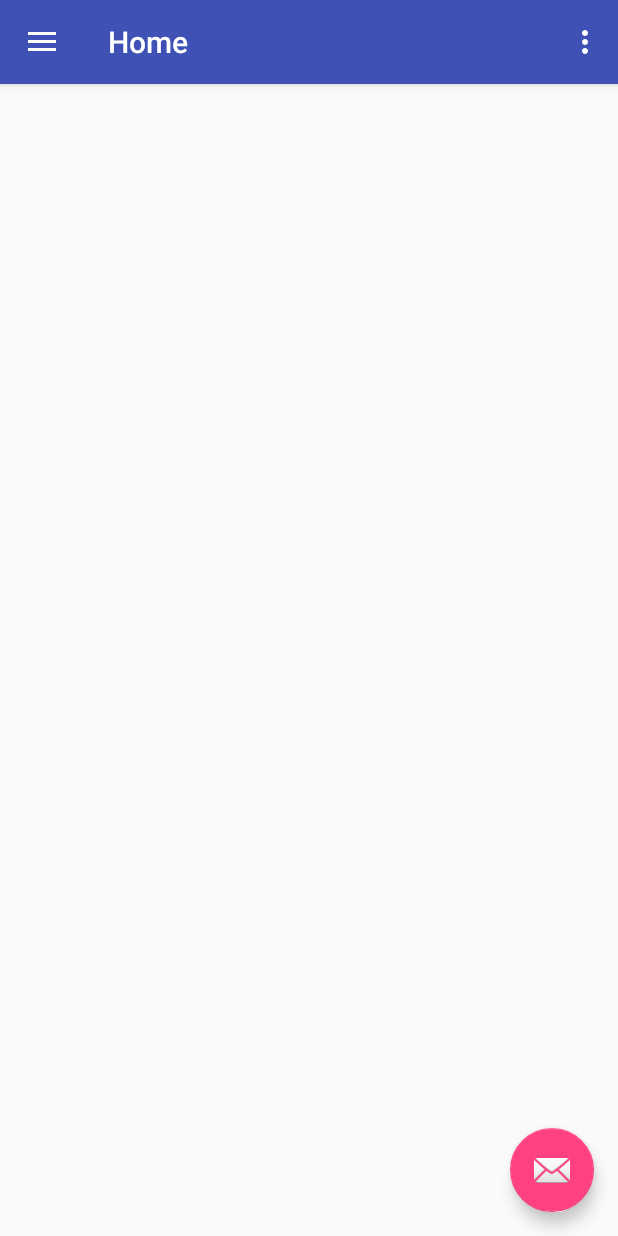
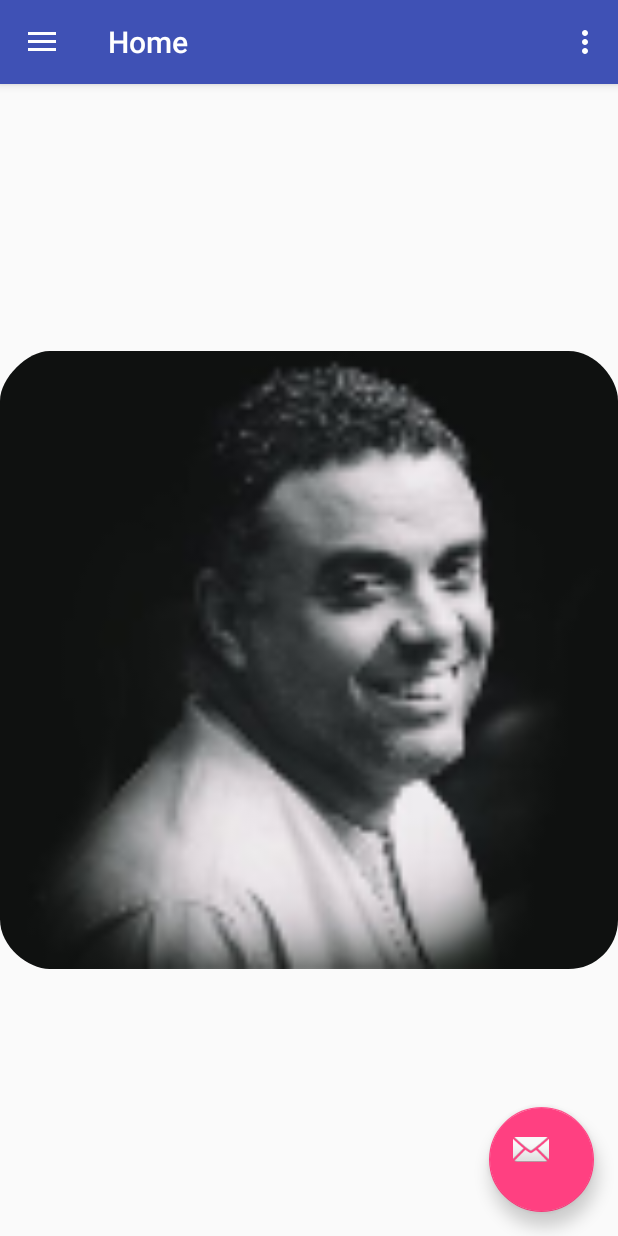
Before and after one commit to Afadinsro/eWitness, an Android app: the screen it shows after launch (MainActivity), on a phone screen of 412 x 824 dp. Run offline under Robolectric (Android 15) with nearby library versions, the phone set to English and light mode, and no system bars.

Commit message:
Homepage done. Implemented image slider successfully.

```diff
--- a/app/src/main/AndroidManifest.xml
+++ b/app/src/main/AndroidManifest.xml
@@ -4,6 +4,7 @@
 
     <!-- Permissions -->
     <uses-permission android:name="android.permission.GET_ACCOUNTS" />
+    <uses-permission android:name="android.permission.CAMERA" />
     <uses-permission android:name="android.permission.READ_PROFILE" />
     <uses-permission android:name="android.permission.READ_CONTACTS" />
     <uses-permission android:name="android.permission.ACCESS_FINE_LOCATION" />
@@ -44,6 +45,7 @@
                 <category android:name="android.intent.category.LAUNCHER" />
             </intent-filter>
         </activity>
+        <activity android:name=".TakeShotActivity"></activity>
     </application>
 
 </manifest>
--- a/app/src/main/java/com/adino/ewitness/MainActivity.java
+++ b/app/src/main/java/com/adino/ewitness/MainActivity.java
@@ -3,6 +3,7 @@ package com.adino.ewitness;
 import android.os.Bundle;
 import android.support.design.widget.FloatingActionButton;
 import android.support.design.widget.Snackbar;
+import android.support.v4.view.ViewPager;
 import android.view.View;
 import android.support.design.widget.NavigationView;
 import android.support.v4.view.GravityCompat;
@@ -16,12 +17,19 @@ import android.view.MenuItem;
 public class MainActivity extends AppCompatActivity
         implements NavigationView.OnNavigationItemSelectedListener {
 
+    private ViewPager viewPager;
+    private ViewPagerAdapter viewPagerAdapter;
+
     @Override
     protected void onCreate(Bundle savedInstanceState) {
         super.onCreate(savedInstanceState);
         setContentView(R.layout.activity_main);
         Toolbar toolbar = (Toolbar) findViewById(R.id.toolbar);
         setSupportActionBar(toolbar);
+
+        viewPager = (ViewPager) findViewById(R.id.vp_image_slider);
+        viewPagerAdapter = new ViewPagerAdapter(this);
+        viewPager.setAdapter(viewPagerAdapter);
 
         FloatingActionButton fab = (FloatingActionButton) findViewById(R.id.fab);
         fab.setOnClickListener(new View.OnClickListener() {
@@ -69,6 +77,9 @@ public class MainActivity extends AppCompatActivity
         //noinspection SimplifiableIfStatement
         if (id == R.id.action_settings) {
             return true;
+        }else
+        if (id == R.id.action_sign_out) {
+            return true;
         }
 
         return super.onOptionsItemSelected(item);
--- a/app/src/main/java/com/adino/ewitness/ViewPagerAdapter.java
+++ b/app/src/main/java/com/adino/ewitness/ViewPagerAdapter.java
@@ -2,6 +2,7 @@ package com.adino.ewitness;
 
 import android.content.Context;
 import android.support.v4.view.PagerAdapter;
+import android.support.v4.view.ViewPager;
 import android.view.LayoutInflater;
 import android.view.View;
 import android.view.ViewGroup;
@@ -16,6 +17,10 @@ public class ViewPagerAdapter extends PagerAdapter {
     private LayoutInflater layoutInflater;
     private Integer[] images = {R.mipmap.ic_daddy, R.mipmap.ic_launcher};
 
+    public ViewPagerAdapter(Context context){
+        this.context = context;
+    }
+
     @Override
     public int getCount() {
         return images.length;
@@ -25,14 +30,24 @@ public class ViewPagerAdapter extends PagerAdapter {
     public Object instantiateItem(ViewGroup container, int position) {
 
         layoutInflater = (LayoutInflater) context.getSystemService(Context.LAYOUT_INFLATER_SERVICE);
-        View view = layoutInflater.inflate(R.layout.activity_main, null);
-        ImageView imageView = (ImageView) view.findViewById(R.id.slide);
+        View view = layoutInflater.inflate(R.layout.slide, null);
+        ImageView imageView = (ImageView) view.findViewById(R.id.image_view_slide);
+        imageView.setImageResource(images[position]);
 
-        return super.instantiateItem(container, position);
+        ViewPager viewPager = (ViewPager) container;
+        viewPager.addView(view, 0);
+        return view;
     }
 
     @Override
     public boolean isViewFromObject(View view, Object object) {
         return view == object;
     }
+
+    @Override
+    public  void destroyItem(ViewGroup container, int position, Object object){
+        ViewPager viewPager = (ViewPager) container;
+        View view = (View) object;
+        viewPager.removeView(view);
+    }
 }
--- a/app/src/main/res/layout/app_bar_main.xml
+++ b/app/src/main/res/layout/app_bar_main.xml
@@ -24,8 +24,8 @@
 
     <android.support.design.widget.FloatingActionButton
         android:id="@+id/fab"
-        android:layout_width="wrap_content"
-        android:layout_height="wrap_content"
+        android:layout_width="@dimen/fab_width"
+        android:layout_height="@dimen/fab_height"
         android:layout_gravity="bottom|end"
         android:layout_margin="@dimen/fab_margin"
         app:fabSize="normal"
--- a/app/src/main/res/menu/activity_main_drawer.xml
+++ b/app/src/main/res/menu/activity_main_drawer.xml
@@ -22,8 +22,8 @@
             android:title="Tools" />
     </group>
 
-    <item android:title="Communicate">
-        <menu>
+
+        <item android:title="">
             <item
                 android:id="@+id/nav_share"
                 android:icon="@drawable/ic_menu_share"
@@ -32,7 +32,7 @@
                 android:id="@+id/nav_send"
                 android:icon="@drawable/ic_menu_send"
                 android:title="Send" />
-        </menu>
-    </item>
+        </item>
+
 
 </menu>
--- /dev/null
+++ b/app/src/main/res/values-w820dp/dimens.xml
@@ -0,0 +1,6 @@
+<resources>
+    <!-- Example customization of dimensions originally defined in res/values/dimens.xml
+         (such as screen margins) for screens with more than 820dp of available width. This
+         would include 7" and 10" devices in landscape (~960dp and ~1280dp respectively). -->
+    <dimen name="activity_horizontal_margin">64dp</dimen>
+</resources>
--- a/app/src/main/res/values/dimens.xml
+++ b/app/src/main/res/values/dimens.xml
@@ -5,4 +5,7 @@
     <dimen name="nav_header_vertical_spacing">8dp</dimen>
     <dimen name="nav_header_height">176dp</dimen>
     <dimen name="fab_margin">16dp</dimen>
+    <dimen name="fab_height">70dp</dimen>
+    <dimen name="fab_width">70dp</dimen>
+    <dimen name="appbar_padding_top">8dp</dimen>
 </resources>
--- a/app/src/main/res/values/strings.xml
+++ b/app/src/main/res/values/strings.xml
@@ -47,5 +47,7 @@
     <string name="navigation_drawer_open">Open navigation drawer</string>
     <string name="navigation_drawer_close">Close navigation drawer</string>
     <string name="image_view_content_description">Slider image</string>
+    <string name="title_activity_tabbed">TabbedActivity</string>
+    <string name="section_format">Hello World from section: %1$d</string>
 
 </resources>
```
Also changed, not shown: app/src/main/java/com/adino/ewitness/TakeShotActivity.java (added, +15 -0 lines), app/src/main/res/layout/activity_take_shot.xml (added, +9 -0 lines).
